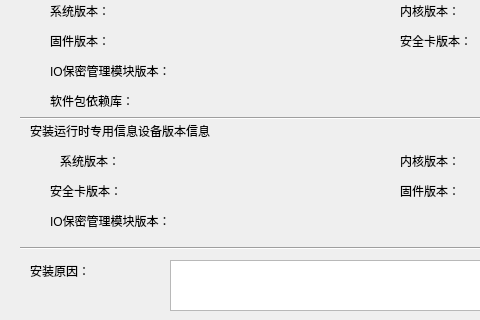
First picture: the form in showpkginfo/shownonadapterdialog.ui, repository Machin-Yin/httctest, before the edit; both pictures show x 0 to 480 and y 360 to 680 of the 800 by 805 pixel window.
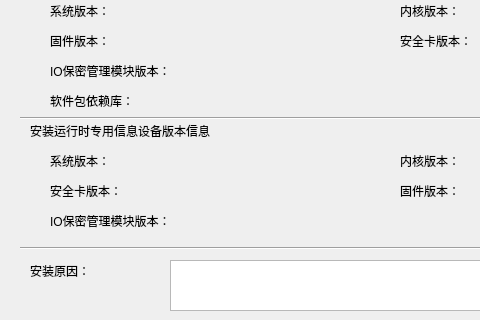
Second picture: the form after the edit.

```diff
--- a/showpkginfo/shownonadapterdialog.ui
+++ b/showpkginfo/shownonadapterdialog.ui
@@ -81,7 +81,7 @@
   <widget class="QLabel" name="runtimeOsVersionLabel">
    <property name="geometry">
     <rect>
-     <x>60</x>
+     <x>50</x>
      <y>510</y>
      <width>81</width>
      <height>21</height>
```
